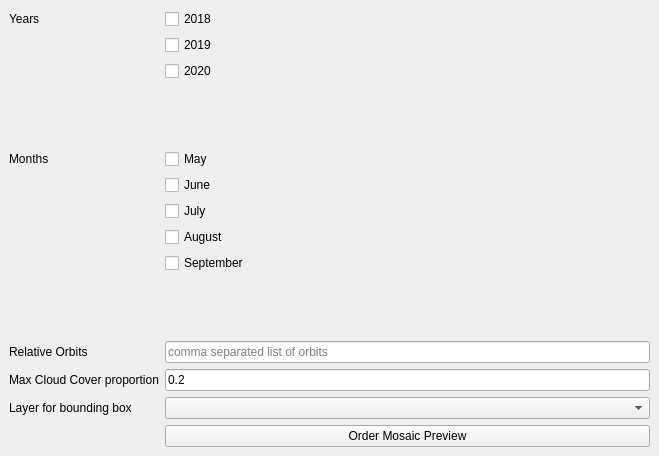
Qt form SentinelMosaicTester/sentinel_mosaic_tester_dockwidget_base.ui (ncx-co/sentinel_mosaic_qgis_plugin) before a commit.
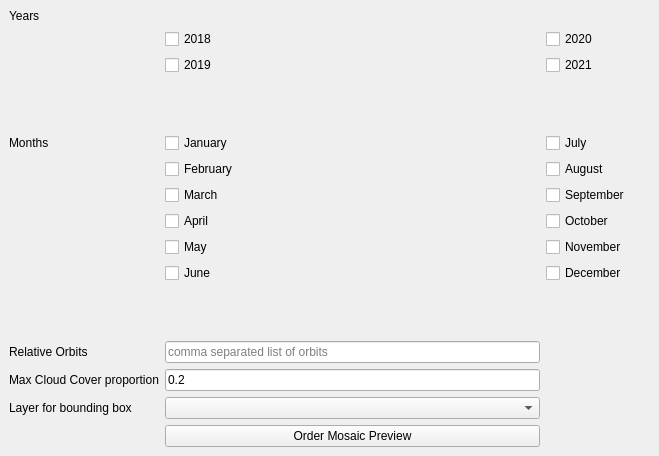
The same form after that commit. Custom widgets are drawn as their Qt base class.

Commit message: add all months + 2021 to checkboxes

What changed in the file:
```diff
--- a/SentinelMosaicTester/sentinel_mosaic_tester_dockwidget_base.ui
+++ b/SentinelMosaicTester/sentinel_mosaic_tester_dockwidget_base.ui
@@ -15,58 +15,10 @@
   </property>
   <widget class="QWidget" name="dockWidgetContents">
    <layout class="QGridLayout" name="gridLayout">
-    <item row="11" column="1">
-     <widget class="QCheckBox" name="month_august">
+    <item row="9" column="1">
+     <widget class="QCheckBox" name="month_february">
       <property name="text">
-       <string>August</string>
-      </property>
-     </widget>
-    </item>
-    <item row="15" column="0">
-     <widget class="QLabel" name="max_cc_label">
-      <property name="text">
-       <string>Max Cloud Cover proportion</string>
-      </property>
-     </widget>
-    </item>
-    <item row="1" column="1">
-     <widget class="QCheckBox" name="year_2019">
-      <property name="text">
-       <string>2019</string>
-      </property>
-     </widget>
-    </item>
-    <item row="3" column="1">
-     <spacer name="verticalSpacer">
-      <property name="orientation">
-       <enum>Qt::Vertical</enum>
-      </property>
-      <property name="sizeHint" stdset="0">
-       <size>
-        <width>20</width>
-        <height>40</height>
-       </size>
-      </property>
-     </spacer>
-    </item>
-    <item row="14" column="1">
-     <widget class="QLineEdit" name="relative_orbit">
-      <property name="placeholderText">
-       <string>comma separated list of orbits</string>
-      </property>
-     </widget>
-    </item>
-    <item row="8" column="1">
-     <widget class="QCheckBox" name="month_may">
-      <property name="text">
-       <string>May</string>
-      </property>
-     </widget>
-    </item>
-    <item row="12" column="1">
-     <widget class="QCheckBox" name="month_september">
-      <property name="text">
-       <string>September</string>
+       <string>February</string>
       </property>
      </widget>
     </item>
@@ -77,58 +29,92 @@
       </property>
      </widget>
     </item>
-    <item row="15" column="1">
-     <widget class="QLineEdit" name="max_cc">
+    <item row="13" column="2">
+     <widget class="QCheckBox" name="month_december">
       <property name="text">
-       <string>0.2</string>
+       <string>December</string>
       </property>
      </widget>
     </item>
-    <item row="14" column="0">
+    <item row="15" column="0">
      <widget class="QLabel" name="relative_orbit_label">
       <property name="text">
        <string>Relative Orbits</string>
       </property>
      </widget>
     </item>
-    <item row="10" column="1">
-     <widget class="QCheckBox" name="month_july">
+    <item row="8" column="1">
+     <widget class="QCheckBox" name="month_january">
       <property name="text">
-       <string>July</string>
+       <string>January</string>
       </property>
      </widget>
     </item>
-    <item row="17" column="1">
+    <item row="12" column="1">
+     <widget class="QCheckBox" name="month_may">
+      <property name="text">
+       <string>May</string>
+      </property>
+     </widget>
+    </item>
+    <item row="14" column="3">
+     <spacer name="verticalSpacer_2">
+      <property name="orientation">
+       <enum>Qt::Vertical</enum>
+      </property>
+      <property name="sizeHint" stdset="0">
+       <size>
+        <width>20</width>
+        <height>40</height>
+       </size>
+      </property>
+     </spacer>
+    </item>
+    <item row="18" column="1">
      <widget class="QgsMapLayerComboBox" name="selected_layer"/>
     </item>
-    <item row="0" column="1">
-     <widget class="QCheckBox" name="year_2018">
+    <item row="11" column="2">
+     <widget class="QCheckBox" name="month_october">
       <property name="text">
-       <string>2018</string>
+       <string>October</string>
       </property>
      </widget>
     </item>
-    <item row="2" column="1">
-     <widget class="QCheckBox" name="year_2020">
-      <property name="text">
-       <string>2020</string>
-      </property>
-     </widget>
-    </item>
-    <item row="8" column="0">
-     <widget class="QLabel" name="month_label">
-      <property name="text">
-       <string>Months</string>
-      </property>
-     </widget>
-    </item>
-    <item row="9" column="1">
+    <item row="13" column="1">
      <widget class="QCheckBox" name="month_june">
       <property name="text">
        <string>June</string>
       </property>
      </widget>
     </item>
+    <item row="10" column="2">
+     <widget class="QCheckBox" name="month_september">
+      <property name="text">
+       <string>September</string>
+      </property>
+     </widget>
+    </item>
+    <item row="2" column="2">
+     <widget class="QCheckBox" name="year_2021">
+      <property name="text">
+       <string>2021</string>
+      </property>
+     </widget>
+    </item>
+    <item row="9" column="2">
+     <widget class="QCheckBox" name="month_august">
+      <property name="text">
+       <string>August</string>
+      </property>
+     </widget>
+    </item>
+    <item row="1" column="1">
+     <widget class="QCheckBox" name="year_2018">
+      <property name="text">
+       <string>2018</string>
+      </property>
+     </widget>
+    </item>
     <item row="0" column="0">
      <widget class="QLabel" name="year_label">
       <property name="text">
@@ -136,25 +122,95 @@
       </property>
      </widget>
     </item>
-    <item row="17" column="0">
+    <item row="3" column="3">
+     <spacer name="verticalSpacer">
+      <property name="orientation">
+       <enum>Qt::Vertical</enum>
+      </property>
+      <property name="sizeHint" stdset="0">
+       <size>
+        <width>20</width>
+        <height>40</height>
+       </size>
+      </property>
+     </spacer>
+    </item>
+    <item row="16" column="1">
+     <widget class="QLineEdit" name="max_cc">
+      <property name="text">
+       <string>0.2</string>
+      </property>
+     </widget>
+    </item>
+    <item row="15" column="1">
+     <widget class="QLineEdit" name="relative_orbit">
+      <property name="placeholderText">
+       <string>comma separated list of orbits</string>
+      </property>
+     </widget>
+    </item>
+    <item row="8" column="0">
+     <widget class="QLabel" name="month_label">
+      <property name="text">
+       <string>Months</string>
+      </property>
+     </widget>
+    </item>
+    <item row="8" column="2">
+     <widget class="QCheckBox" name="month_july">
+      <property name="text">
+       <string>July</string>
+      </property>
+     </widget>
+    </item>
+    <item row="16" column="0">
+     <widget class="QLabel" name="max_cc_label">
+      <property name="text">
+       <string>Max Cloud Cover proportion</string>
+      </property>
+     </widget>
+    </item>
+    <item row="12" column="2">
+     <widget class="QCheckBox" name="month_november">
+      <property name="text">
+       <string>November</string>
+      </property>
+     </widget>
+    </item>
+    <item row="18" column="0">
      <widget class="QLabel" name="selected_layer_label">
       <property name="text">
        <string>Layer for bounding box</string>
       </property>
      </widget>
     </item>
-    <item row="13" column="1">
-     <spacer name="verticalSpacer_2">
-      <property name="orientation">
-       <enum>Qt::Vertical</enum>
+    <item row="1" column="2">
+     <widget class="QCheckBox" name="year_2020">
+      <property name="text">
+       <string>2020</string>
       </property>
-      <property name="sizeHint" stdset="0">
-       <size>
-        <width>20</width>
-        <height>40</height>
-       </size>
+     </widget>
+    </item>
+    <item row="10" column="1">
+     <widget class="QCheckBox" name="month_march">
+      <property name="text">
+       <string>March</string>
       </property>
-     </spacer>
+     </widget>
+    </item>
+    <item row="11" column="1">
+     <widget class="QCheckBox" name="month_april">
+      <property name="text">
+       <string>April</string>
+      </property>
+     </widget>
+    </item>
+    <item row="2" column="1">
+     <widget class="QCheckBox" name="year_2019">
+      <property name="text">
+       <string>2019</string>
+      </property>
+     </widget>
     </item>
    </layout>
   </widget>
```
The commit also changes 1 other file.
